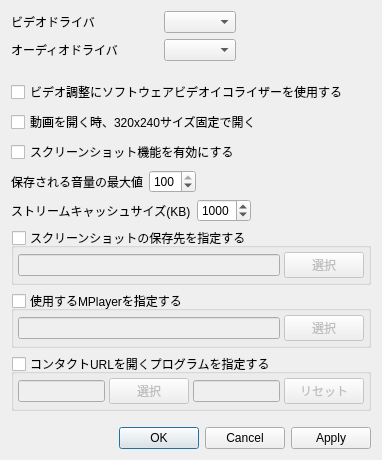
nelkana/PurePlayer_As, file src/configdialog.ui: the form before one commit.
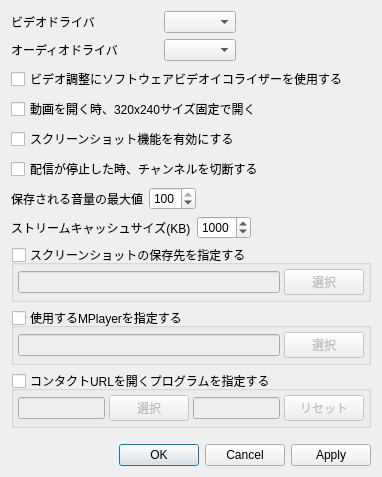
The form after the commit.

Commit message: 配信を停止した時、チャンネルを切断する機能追加

The edit to the form file:
```diff
--- a/src/configdialog.ui
+++ b/src/configdialog.ui
@@ -7,7 +7,7 @@
     <x>0</x>
     <y>0</y>
     <width>382</width>
-    <height>460</height>
+    <height>459</height>
    </rect>
   </property>
   <property name="windowTitle">
@@ -169,6 +169,19 @@
        </property>
       </widget>
      </item>
+     <item>
+      <widget class="QCheckBox" name="_checkBoxDisconnectChannel">
+       <property name="focusPolicy">
+        <enum>Qt::NoFocus</enum>
+       </property>
+       <property name="toolTip">
+        <string>配信が停止した時、数秒後チャンネルの切断を行います。</string>
+       </property>
+       <property name="text">
+        <string>配信が停止した時、チャンネルを切断する</string>
+       </property>
+      </widget>
+     </item>
      <item>
       <layout class="QHBoxLayout" name="horizontalLayout_2">
        <item>
```
The commit also changes 9 other files.
